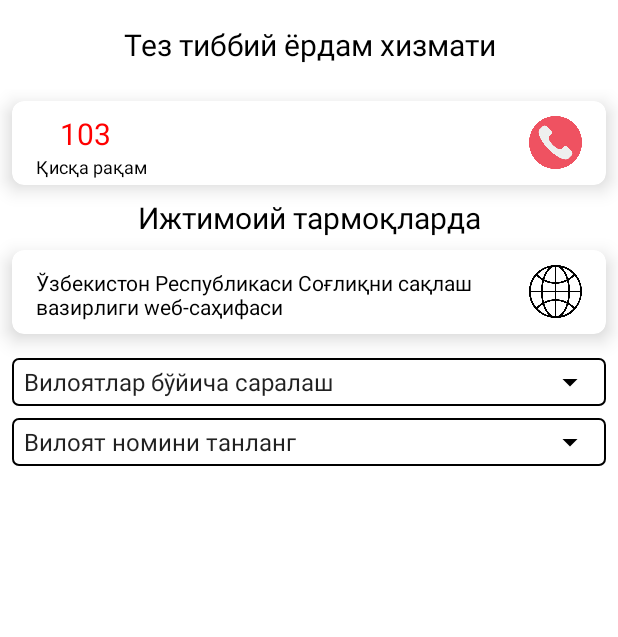
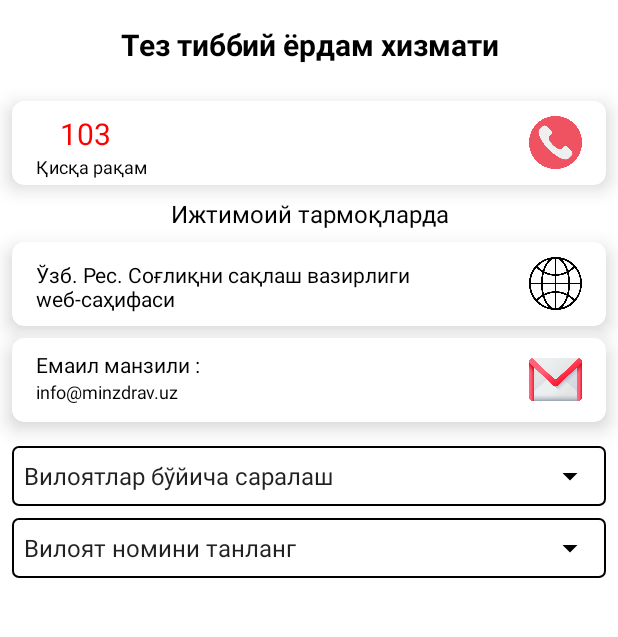
Before and after one commit to DilshodIskandarovAndroid/Dilshod, an Android app: the ActivityOne screen opened directly, with no data from a screen before it, on a phone screen of 412 x 824 dp, the part 84-721 px from its top. Run offline under Robolectric (Android 15) with nearby library versions, the phone set to English and light mode, and no system bars; our stand-ins replace Firebase (no records; nobody signed in at launch, a user with empty details on screens opened directly).

Commit message:
Add Faoliyat turi

```diff
--- a/app/src/main/java/com/example/onezero/ActivityOne.java
+++ b/app/src/main/java/com/example/onezero/ActivityOne.java
@@ -259,6 +259,10 @@ public class ActivityOne extends AppCompatActivity implements AdapterView.OnItem
                         filterList("тошкент вилояти" + " " + "ангрен шаҳри");
                         break;
                     }
+                    case "Мирзо-Улуғбек": {
+                        filterList("тошкент вилояти" + " " + "мирзо-улуғбек");
+                        break;
+                    }
 
                     case "Бекобод шаҳри": {
                         filterList("тошкент вилояти" + " " + "бекобод шаҳри");
--- a/app/src/main/java/com/example/onezero/ActivityThree.java
+++ b/app/src/main/java/com/example/onezero/ActivityThree.java
@@ -17,7 +17,7 @@ import java.util.HashMap;
 
 public class ActivityThree extends AppCompatActivity {
 
-    private EditText nomisave, manzilisave, raqamisave, joylashuvisave;
+    private EditText nomisave, faoliyatisave, manzilisave, raqamisave, joylashuvisave;
     private Button save;
     private FirebaseDatabase db = FirebaseDatabase.getInstance();
     private DatabaseReference root = db.getReference().child("User");
@@ -28,6 +28,7 @@ public class ActivityThree extends AppCompatActivity {
         setContentView(R.layout.activity_three);
 
         nomisave = findViewById(R.id.nomisave);
+        faoliyatisave = findViewById(R.id.faoliyatisave);
         manzilisave = findViewById(R.id.manzilisave);
         raqamisave = findViewById(R.id.raqamisave);
         joylashuvisave = findViewById(R.id.joylashuvisave);
@@ -35,6 +36,7 @@ public class ActivityThree extends AppCompatActivity {
 
         save.setOnClickListener(v -> {
             String nomi = nomisave.getText().toString();
+            String faoliyati = faoliyatisave.getText().toString();
             String manzili = manzilisave.getText().toString();
             String raqami = raqamisave.getText().toString();
             String joylashuvi = joylashuvisave.getText().toString();
@@ -42,6 +44,7 @@ public class ActivityThree extends AppCompatActivity {
             HashMap<String , String> userMap = new HashMap<>();
 
             userMap.put("nomi" , nomi);
+            userMap.put("faoliyati" , faoliyati);
             userMap.put("manzili" , manzili);
             userMap.put("raqami" , raqami);
             userMap.put("joylashuvi" , joylashuvi);
--- a/app/src/main/java/com/example/onezero/Activity_pars_data.java
+++ b/app/src/main/java/com/example/onezero/Activity_pars_data.java
@@ -23,7 +23,7 @@ import com.google.android.gms.tasks.Task;
 
 public class Activity_pars_data extends AppCompatActivity {
 
-    TextView textView1, textView2, textView3, textView4;
+    TextView textView1, textView2, textView3, textView4, textView5;
 
     @Override
     protected void onCreate(Bundle savedInstanceState) {
@@ -34,11 +34,13 @@ public class Activity_pars_data extends AppCompatActivity {
         textView2 = findViewById(R.id.textView2);
         textView3 = findViewById(R.id.textView3);
         textView4 = findViewById(R.id.textView4);
+        textView5 = findViewById(R.id.textView5);
 
         textView1.setText(getIntent().getStringExtra("nomi"));
         textView2.setText(getIntent().getStringExtra("manzili"));
         textView3.setText(getIntent().getStringExtra("raqami"));
         textView4.setText(getIntent().getStringExtra("joylashuvi"));
+        textView5.setText(getIntent().getStringExtra("faoliyati"));
 
     }
 
--- a/app/src/main/java/com/example/onezero/Adapter.java
+++ b/app/src/main/java/com/example/onezero/Adapter.java
@@ -39,6 +39,7 @@ public class Adapter extends RecyclerView.Adapter<Adapter.ViewHolder>
     {
         Model model = mList.get(position);
         holder.Nomi.setText(model.getNomi());
+        holder.faoliyati.setText(model.getFaoliyati());
         holder.manzili.setText(model.getManzili());
         holder.raqami.setText(model.getRaqami());
         holder.joylashuvi.setText(model.getJoylashuvi());
@@ -50,6 +51,7 @@ public class Adapter extends RecyclerView.Adapter<Adapter.ViewHolder>
             {
                 Intent iintent = new Intent(context, Activity_pars_data.class);
                 iintent.putExtra("nomi",model.getNomi());
+                iintent.putExtra("faoliyati",model.getFaoliyati());
                 iintent.putExtra("manzili",model.getManzili());
                 iintent.putExtra("raqami",model.getRaqami());
                 iintent.putExtra("joylashuvi",model.getJoylashuvi());
@@ -68,12 +70,13 @@ public class Adapter extends RecyclerView.Adapter<Adapter.ViewHolder>
 
     public static class ViewHolder extends RecyclerView.ViewHolder
     {
-        TextView Nomi, manzili, raqami, joylashuvi;
+        TextView Nomi, faoliyati, manzili, raqami, joylashuvi;
 
         public ViewHolder(View itemView)
         {
             super(itemView);
             Nomi = itemView.findViewById(R.id.Nomi);
+            faoliyati = itemView.findViewById(R.id.faoliyati);
             manzili = itemView.findViewById(R.id.manzili);
             raqami = itemView.findViewById(R.id.raqami);
             joylashuvi = itemView.findViewById(R.id.joylashuvi);
--- a/app/src/main/java/com/example/onezero/MainActivity.java
+++ b/app/src/main/java/com/example/onezero/MainActivity.java
@@ -49,11 +49,9 @@ public class MainActivity extends AppCompatActivity {
         if (id == R.id.birnchiitem){
 
             Toast.makeText(this, "Созламалар", Toast.LENGTH_SHORT).show();
-            Intent intent= new Intent(getApplicationContext(),Collapsing.class);
-            startActivity(intent);
 
         }else if (id == R.id.ikkinchiitem){
-            Toast.makeText(this, "Созламалар", Toast.LENGTH_SHORT).show();
+            Toast.makeText(this, "Дастур ҳақида", Toast.LENGTH_SHORT).show();
 
         } else if (id == R.id.uchinchiitem){
             ApplicationInfo api = getApplicationContext().getApplicationInfo();
@@ -64,7 +62,7 @@ public class MainActivity extends AppCompatActivity {
             startActivity(Intent.createChooser(intent, "ShareVia"));
         }
         else if (id == R.id.tortinchiitem){
-            Toast.makeText(this, "Созламалар", Toast.LENGTH_SHORT).show();
+            Toast.makeText(this, "Дастурни бахолаш", Toast.LENGTH_SHORT).show();
         }
         return true;
     }
--- a/app/src/main/res/layout/activity_main.xml
+++ b/app/src/main/res/layout/activity_main.xml
@@ -458,7 +458,7 @@
                                     android:layout_marginTop="8dp"
                                     android:layout_marginBottom="8dp"
                                     android:gravity="center"
-                                    android:text="Calendars"
+                                    android:text="@string/kambagallikniqistartirish"
                                     android:textColor="@android:color/black"
                                     android:textSize="16sp"
                                     android:textStyle="normal" />
@@ -493,7 +493,7 @@
                                     android:layout_marginTop="8dp"
                                     android:layout_marginBottom="8dp"
                                     android:gravity="center"
-                                    android:text="Calendars"
+                                    android:text="@string/maktabgachatalimvazirligi"
                                     android:textColor="@android:color/black"
                                     android:textSize="16sp"
                                     android:textStyle="normal" />
--- a/app/src/main/res/layout/activity_one.xml
+++ b/app/src/main/res/layout/activity_one.xml
@@ -22,6 +22,7 @@
             android:layout_height="wrap_content">
 
             <TextView
+                android:textStyle="bold"
                 android:layout_width="wrap_content"
                 android:layout_height="wrap_content"
                 android:layout_centerInParent="true"
@@ -103,7 +104,7 @@
                 android:gravity="center"
                 android:text="@string/ijtimoitarmoqlar"
                 android:textColor="@color/black"
-                android:textSize="20sp" />
+                android:textSize="16sp" />
 
             <androidx.cardview.widget.CardView
                 android:id="@+id/btn2"
@@ -111,7 +112,7 @@
                 android:layout_height="56dp"
                 android:layout_marginLeft="8dp"
                 android:layout_marginRight="8dp"
-                android:layout_marginBottom="16dp"
+                android:layout_marginBottom="8dp"
                 app:cardCornerRadius="8dp"
                 app:cardElevation="8dp">
 
@@ -151,35 +152,93 @@
                 </LinearLayout>
 
             </androidx.cardview.widget.CardView>
+
+            <androidx.cardview.widget.CardView
+                android:id="@+id/email"
+                android:layout_width="match_parent"
+                android:layout_height="56dp"
+                android:layout_marginLeft="8dp"
+                android:layout_marginRight="8dp"
+                android:layout_marginBottom="16dp"
+                app:cardCornerRadius="8dp"
+                app:cardElevation="8dp">
+
+                <LinearLayout
+                    android:layout_width="match_parent"
+                    android:layout_height="match_parent"
+                    android:orientation="vertical"
+                    android:padding="8dp">
+
+                    <TextView
+
+                        android:layout_width="wrap_content"
+                        android:layout_height="wrap_content"
+                        android:layout_marginStart="8dp"
+
+                        android:layout_marginEnd="64dp"
+                        android:text="@string/email"
+                        android:textColor="@color/black"
+                        android:textSize="14sp" />
+
+                    <TextView
+
+                        android:layout_width="match_parent"
+                        android:layout_height="wrap_content"
+                        android:layout_marginStart="8dp"
+                        android:layout_marginEnd="64dp"
+                        android:text="info@minzdrav.uz"
+                        android:textColor="@color/black"
+                        android:textSize="12sp" />
+
+                </LinearLayout>
+
+                <LinearLayout
+                    android:layout_width="match_parent"
+                    android:layout_height="match_parent"
+                    android:gravity="center"
+                    android:orientation="vertical"
+                    android:padding="8dp">
+
+                    <ImageView
+                        android:layout_width="35dp"
+                        android:layout_height="35dp"
+                        android:layout_gravity="right"
+                        android:layout_marginEnd="8dp"
+                        android:contentDescription="@string/todo"
+                        android:src="@drawable/icongmail"
+                        tools:ignore="RtlHardcoded" />
+                </LinearLayout>
+
+            </androidx.cardview.widget.CardView>
         </LinearLayout>
 
         <LinearLayout
             android:layout_width="match_parent"
             android:layout_height="wrap_content"
+            android:layout_marginStart="8dp"
             android:layout_marginEnd="8dp"
-            android:layout_marginStart="8dp"
             android:background="@drawable/backgroundspinner"
             android:orientation="vertical">
 
             <Spinner
                 android:id="@+id/spinnerviloyat"
                 android:layout_width="match_parent"
-                android:layout_height="32dp"
+                android:layout_height="40dp"
                 android:backgroundTint="@color/black" />
 
         </LinearLayout>
 
         <LinearLayout
-            android:layout_margin="8dp"
             android:layout_width="match_parent"
             android:layout_height="wrap_content"
+            android:layout_margin="8dp"
             android:background="@drawable/backgroundspinner"
             android:orientation="vertical">
 
             <Spinner
                 android:id="@+id/spinnertuman"
                 android:layout_width="match_parent"
-                android:layout_height="32dp"
+                android:layout_height="40dp"
                 android:backgroundTint="@color/black" />
 
         </LinearLayout>
--- a/app/src/main/res/values/strings.xml
+++ b/app/src/main/res/values/strings.xml
@@ -1,7 +1,7 @@
 <resources>
 
     <string name="app_name">Қулай ҳудуд</string>
-    <string name="soglikvazirlik">Ўзбекистон Республикаси Соғлиқни сақлаш вазирлиги wеб-саҳифаси</string>
+    <string name="soglikvazirlik">Ўзб. Рес. Соғлиқни сақлаш вазирлиги wеб-саҳифаси</string>
     <string name="title_activity_maps">Map</string>
     <string name="teztibbiy">Тез тиббий ёрдам хизмати</string>
     <string name="lifeguard">Фавқулодда вазиятлар вазирлиги</string>
@@ -22,6 +22,9 @@
     <string name="menu2">Улашиш</string>
     <string name="menu3">Дастурни бахолаш</string>
     <string name="ijtimoitarmoqlar">Ижтимоий тармоқларда</string>
+    <string name="kambagallikniqistartirish">Ўзб. Республикаси Иқтисодий тараққиёт ва камбағалликни қисқартириш вазирлиги</string>
+    <string name="maktabgachatalimvazirligi">Ўзбекистон Республикаси Мактабгача таълим вазирлиги</string>
+    <string name="email">Емаил манзили :</string>
 
     <string-array name="Viloyatlar">
         <item>Вилоятлар бўйича саралаш</item>
@@ -46,9 +49,9 @@
     <string-array name="Toshkent">
         <item>Шаҳар ёки туман номи</item>
         <item>Aнгрен шаҳри</item>
+        <item>Мирзо-Улуғбек тумани</item>
         <item>Бекобод шаҳри</item>
         <item>Бекобод тумани</item>
-        Тошкент вилояти
         <item>Бўка тумани</item>
         <item>Бўстонлиқ тумани</item>
         <item>Чиноз тумани</item>
```
Also changed, not shown: app/src/main/java/com/example/onezero/Model.java (+10 -2 lines), app/src/main/res/layout/activity_pars_data.xml (+7 -2 lines), app/src/main/res/layout/activity_three.xml (+23 -3 lines), app/src/main/res/layout/item_recycler.xml (+14 -6 lines), app/src/main/res/drawable/icongmail.png (added).
